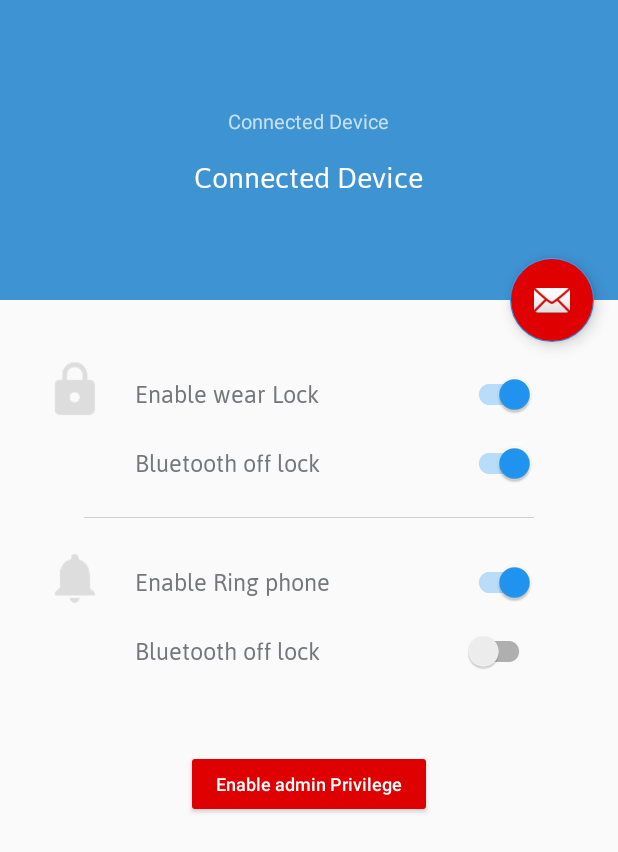
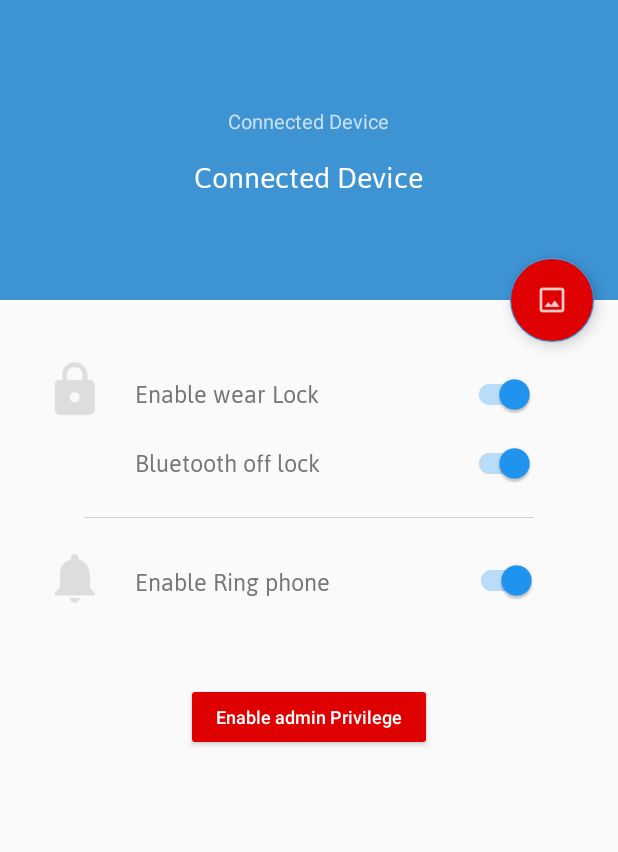
Before and after one commit to Muneefm/wear_lock, an Android app: the PreferanceActivity screen opened directly, with no data from a screen before it, on a phone screen of 412 x 824 dp. Shown: the top 852 px of the screen. Run offline under Robolectric (Android 15) with nearby library versions, the phone set to English and light mode, and no system bars; our stand-ins replace ButterKnife; libraries missing offline, so code that uses them is left out: com.afollestad.materialdialogs; 2 statements that could not run were skipped.

Commit message:
Added  preference for intro  ( push from delhi )

```diff
--- a/mobile/src/main/java/mnf/android/wearlock/Activity/PreferanceActivity.java
+++ b/mobile/src/main/java/mnf/android/wearlock/Activity/PreferanceActivity.java
@@ -44,10 +44,10 @@ public class PreferanceActivity extends AppCompatActivity {
     @BindView(R.id.alert_text)
     TextView enableRingLockTv;
 
-    @BindView(R.id.demo_text)
+   /* @BindView(R.id.demo_text)
     TextView demoTv;
 
-
+*/
     @BindView(R.id.switch_lock)
     SwitchCompat switchLockWear;
     @BindView(R.id.switchCompat)
@@ -72,15 +72,16 @@ public class PreferanceActivity extends AppCompatActivity {
         setContentView(R.layout.activity_preferance);
         ButterKnife.bind(this);
         c = this;
+        pref  = new PreferensHandler(c);
+        pref.setFirstTimeUser(false);
         mAppController = new ApplicationController();
         Toolbar toolbar = (Toolbar) findViewById(R.id.toolbar);
         setSupportActionBar(toolbar);
-        pref  = new PreferensHandler(c);
         Typeface face = Typeface.createFromAsset(getAssets(), "fonts/Jaldi-Regular.ttf");
         enableLockTv.setTypeface(face);
         enableBlueLockTv.setTypeface(face);
         enableRingLockTv.setTypeface(face);
-        demoTv.setTypeface(face);
+      //  demoTv.setTypeface(face);
         deviceName.setTypeface(face);
 
         //tvMovie.setTypeface(face);
@@ -98,8 +99,10 @@ public class PreferanceActivity extends AppCompatActivity {
         fab.setOnClickListener(new View.OnClickListener() {
             @Override
             public void onClick(View view) {
-                Snackbar.make(view, "Replace with your own action", Snackbar.LENGTH_LONG)
-                        .setAction("Action", null).show();
+                Intent launchIntent = new Intent(PreferanceActivity.this,LaunchActivity.class);
+                launchIntent.putExtra("show_intro","1");
+                startActivity(launchIntent);
+                finish();
             }
         });
         switchLockWear.setOnCheckedChangeListener(new CompoundButton.OnCheckedChangeListener() {
--- a/mobile/src/main/java/mnf/android/wearlock/misc/PreferensHandler.java
+++ b/mobile/src/main/java/mnf/android/wearlock/misc/PreferensHandler.java
@@ -16,6 +16,7 @@ public class PreferensHandler {
     Context c;
     int PRIVATE_MODE = 0;
     private static final String PREF_NAME = "settings_pref";
+    final String first_time_user = "first_time_user";
     final String wear_lock_enable = "enable_lock";
     final String bluetooth_lock_enable = "blue_lock";
     final String phone_ring_enable = "ring_phone";
@@ -57,4 +58,14 @@ public class PreferensHandler {
     }
 
 
+    public void setFirstTimeUser(Boolean var){
+        editor.putBoolean(first_time_user, var);
+        editor.commit();
+    }
+
+    public Boolean getFirstTimeUser(){
+        return pref.getBoolean(first_time_user, true);
+    }
+
+
 }
--- a/mobile/src/main/res/layout/activity_preferance.xml
+++ b/mobile/src/main/res/layout/activity_preferance.xml
@@ -83,6 +83,6 @@
         app:layout_anchor="@id/app_bar"
         android:backgroundTint="@color/red"
         app:layout_anchorGravity="bottom|end"
-        app:srcCompat="@android:drawable/ic_dialog_email" />
+        app:srcCompat="@drawable/intro_fab" />
 
 </android.support.design.widget.CoordinatorLayout>
--- a/mobile/src/main/res/layout/content_preferance.xml
+++ b/mobile/src/main/res/layout/content_preferance.xml
@@ -138,12 +138,14 @@
                 android:id="@+id/switch_ring_phone"
                 android:layout_width="wrap_content"
                 android:layout_height="wrap_content"
-                android:layout_alignBaseline="@+id/alert_text"
-                android:layout_alignBottom="@+id/alert_text"
-                android:layout_alignLeft="@+id/switchCompat2"
-                android:layout_alignStart="@+id/switchCompat2" />
 
-            <TextView
+                android:layout_alignTop="@+id/alert_text"
+                android:layout_alignParentRight="true"
+                android:layout_alignParentEnd="true"
+                android:layout_marginRight="24dp"
+                android:layout_marginEnd="24dp" />
+
+          <!--  <TextView
                 android:id="@+id/demo_text"
                 android:layout_width="wrap_content"
                 android:layout_height="wrap_content"
@@ -166,7 +168,7 @@
                 android:layout_alignBottom="@+id/demo_text"
                 android:layout_alignParentRight="true"
                 android:layout_alignParentEnd="true"
-                android:layout_marginEnd="25dp" />
+                android:layout_marginEnd="25dp" /> -->
 
         </RelativeLayout>
 
--- a/mobile/src/main/res/values/strings.xml
+++ b/mobile/src/main/res/values/strings.xml
@@ -97,5 +97,8 @@
     <string name="admin_warning">Please provide admin privilege</string>
     <string name="admin_warning_content">This app needs admin privilege to Lock the phone, please enable admin privilege</string>
     <string name="disable_admin_privilege">Disable Admin Privilege</string>
+    <string name="launch_string_one">Let me explain it this way, Imagine a situation   where your phone is in  someone else\'s hand,  may be your friend, but you are worried   if he/she is gonna  see something they aren\'t suppose to. Then</string>
+    <string name="launch_desc_two">Open \"Wear lock\" app in your Wear device   and press Lock button. that\'s it.   your phone is locked Remotely</string>
+    <string name="launch_desc_three">As per android policy  The app need Admin privilege to lock the device.</string>
 
 </resources>
```
Also changed, not shown: mobile/src/main/java/mnf/android/wearlock/ApplicationController.java (+9 -1 lines), mobile/src/main/java/mnf/android/wearlock/LaunchActivity.java (+19 -9 lines), mobile/src/main/res/drawable-hdpi/intro_fab.png (added), mobile/src/main/res/drawable-mdpi/intro_fab.png (added), mobile/src/main/res/drawable-xhdpi/intro_fab.png (added), mobile/src/main/res/drawable-xxhdpi/intro_fab.png (added), mobile/src/main/res/mipmap-hdpi/icon.png (added).
